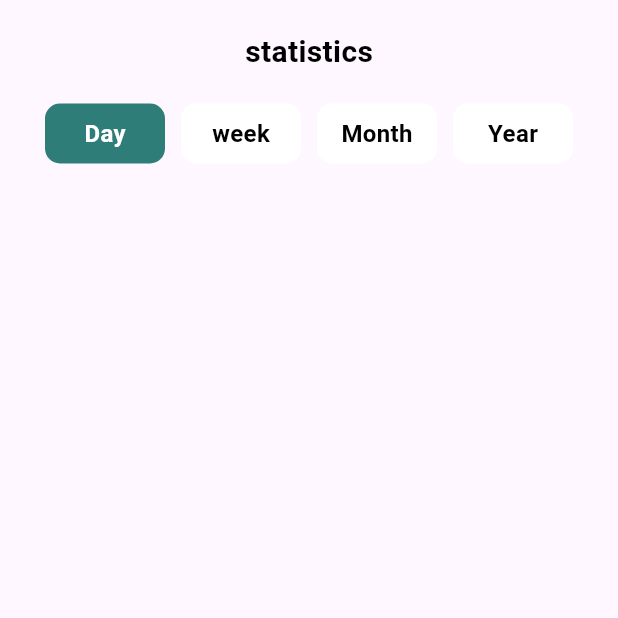
After one commit to ISCOUTB/DS-finanzaspersonales, a Flutter app: the Statistics screen opened directly, on a phone screen of 412 x 824 dp, the top half of it. The commit adds this screen. Run offline on Flutter 3.47's test engine with Material 3 defaults, Android fonts, the phone set to English and light mode, and no system bars; network calls fail.

Commit message:
Hago plantilla de la parte grafica de la web

```diff
--- a/finanse_tracker/lib/main.dart
+++ b/finanse_tracker/lib/main.dart
@@ -1,4 +1,5 @@
 import 'package:flutter/material.dart';
+
 
 void main() =>  runApp (const MyApp());
 class MyApp extends StatelessWidget{
--- /dev/null
+++ b/finanse_tracker/lib/statistics.dart
@@ -0,0 +1,82 @@
+import 'package:flutter/material.dart';
+
+
+class Statistics extends StatefulWidget{
+
+const Statistics({Key?key}): super(key:key);
+
+@override
+ State<Statistics> createState()=> _StatisticsState();
+
+}
+
+class _StatisticsState extends  State<Statistics>{
+  List day=['Day','week','Month','Year'];
+  int index_color=0;
+@override
+  Widget build(BuildContext context){
+
+return Scaffold(
+    body: SafeArea(
+        child: CustomScrollView(
+            slivers: [
+                SliverToBoxAdapter(
+                child: Column(
+                    children: [
+                        SizedBox(height: 20,),
+                        Text('statistics',
+                      style: TextStyle(
+                        color: Colors.black,
+                        fontSize: 20,
+                        fontWeight: FontWeight.w700,
+                      ),
+                        ),
+                        SizedBox(height: 20,),
+                        Padding(
+                          padding: const EdgeInsets.symmetric(horizontal: 30),
+                          child: Row(
+                            mainAxisAlignment: MainAxisAlignment.spaceBetween,
+                            children: [
+                            ...List.generate(4, (index){
+                              return GestureDetector(
+                                onTap:(){
+                                  setState(() {
+                                       index_color = index;
+                                  });
+
+                                },
+                                child: Container(
+                                height: 40,
+                                width: 80,
+                                decoration: BoxDecoration(
+                                borderRadius: BorderRadius.circular(10),
+                                color: index_color == index? Color.fromARGB(255, 47, 125, 121)
+                                :Colors.white,
+                                ),
+                                alignment: Alignment.center,
+                                child: Text(day[index],style: TextStyle(
+                                color: index_color == index? Colors.white
+                                :Colors.black,
+                                fontSize: 16,
+                                fontWeight: FontWeight.w700,
+                                ),),
+                              ),
+                              );
+                            }
+                            )
+                          ],
+                          ),
+                        ),
+
+
+                    ],
+                ),
+                ),
+
+            ],
+        ),
+        ),
+      );
+  }
+
+}
```
